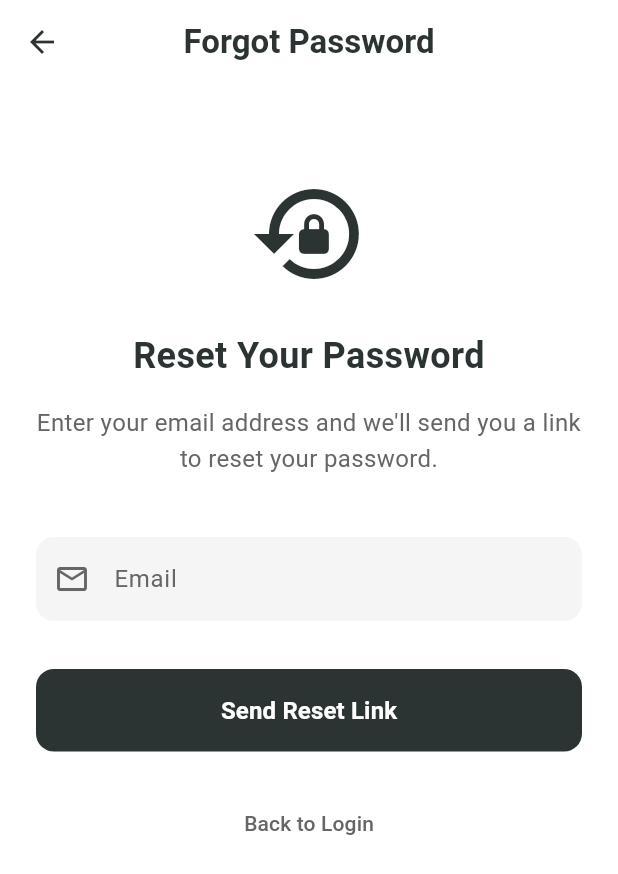
After one commit to SahandMohammed/pertukekem, a Flutter app: the screen it shows after launch, after a tap on "Forgot Password?", on a phone screen of 412 x 824 dp. The commit adds this screen. Shown: the top 874 px of the screen. Run offline on Flutter 3.47's test engine with Material 3 defaults, Android fonts, the phone set to English and light mode, and no system bars; our stand-ins replace cloud_firestore, country_picker, file_picker, firebase_ai, firebase_auth, firebase_core and 8 more; missing offline and left inert: flutter_pdfview; accounts and stored records are empty.

Commit message:
feat: Implement forgot password functionality with email validation and reset link

```diff
--- /dev/null
+++ b/lib/features/authentication/view/forgot_password_screen.dart
@@ -0,0 +1,285 @@
+import 'package:flutter/material.dart';
+import 'package:provider/provider.dart';
+import '../viewmodel/auth_viewmodel.dart';
+
+class ForgotPasswordScreen extends StatefulWidget {
+  const ForgotPasswordScreen({super.key});
+
+  @override
+  State<ForgotPasswordScreen> createState() => _ForgotPasswordScreenState();
+}
+
+class _ForgotPasswordScreenState extends State<ForgotPasswordScreen> {
+  final _formKey = GlobalKey<FormState>();
+  final _emailController = TextEditingController();
+  bool _isLoading = false;
+  bool _emailSent = false;
+
+  @override
+  void dispose() {
+    _emailController.dispose();
+    super.dispose();
+  }
+
+  String _getFirebaseAuthErrorMessage(String code) {
+    switch (code) {
+      case 'user-not-found':
+        return 'Account not found. Please check your email address or sign up for a new account';
+      case 'invalid-email':
+        return 'Please enter a valid email address';
+      case 'too-many-requests':
+        return 'Too many requests. Please try again later';
+      case 'network-request-failed':
+        return 'Network error. Please check your connection';
+      case 'auth/user-not-found':
+        return 'Account not found. Please check your email address or sign up for a new account';
+      default:
+        return 'An error occurred. Please try again';
+    }
+  }
+
+  Future<void> _sendPasswordResetEmail() async {
+    if (_formKey.currentState?.validate() ?? false) {
+      setState(() {
+        _isLoading = true;
+      });
+
+      try {
+        await context.read<AuthViewModel>().sendPasswordResetEmail(
+          _emailController.text.trim(),
+        );
+
+        if (mounted) {
+          setState(() {
+            _emailSent = true;
+          });
+        }
+      } catch (e) {
+        if (mounted) {
+          String errorMessage = 'An error occurred';
+
+          if (e.toString().contains('[firebase_auth/')) {
+            // Extract error code from Firebase error message
+            final code = e.toString().split('[firebase_auth/')[1].split(']')[0];
+            errorMessage = _getFirebaseAuthErrorMessage(code);
+          }
+
+          ScaffoldMessenger.of(context).showSnackBar(
+            SnackBar(
+              content: Text(errorMessage),
+              backgroundColor: Theme.of(context).colorScheme.error,
+            ),
+          );
+        }
+      } finally {
+        if (mounted) {
+          setState(() {
+            _isLoading = false;
+          });
+        }
+      }
+    }
+  }
+
+  bool _isValidEmail(String email) {
+    return RegExp(r'^[a-zA-Z0-9.]+@[a-zA-Z0-9]+\.[a-zA-Z]+').hasMatch(email);
+  }
+
+  @override
+  Widget build(BuildContext context) {
+    return Scaffold(
+      backgroundColor: Colors.white,
+      appBar: AppBar(
+        backgroundColor: Colors.white,
+        elevation: 0,
+        leading: IconButton(
+          icon: const Icon(
+            Icons.arrow_back,
+            color: Color(0xFF2C3333),
+          ),
+          onPressed: () => Navigator.pop(context),
+        ),
+        title: const Text(
+          'Forgot Password',
+          style: TextStyle(
+            color: Color(0xFF2C3333),
+            fontWeight: FontWeight.w600,
+          ),
+        ),
+        centerTitle: true,
+      ),
+      body: SafeArea(
+        child: SingleChildScrollView(
+          padding: const EdgeInsets.symmetric(horizontal: 24.0, vertical: 20.0),
+          child: Form(
+            key: _formKey,
+            child: Column(
+              crossAxisAlignment: CrossAxisAlignment.stretch,
+              children: [
+                const SizedBox(height: 40),
+
+                // Success state
+                if (_emailSent) ...[
+                  const Icon(
+                    Icons.email_outlined,
+                    size: 80,
+                    color: Color(0xFF2C3333),
+                  ),
+                  const SizedBox(height: 24),
+                  const Text(
+                    'Email Sent!',
+                    textAlign: TextAlign.center,
+                    style: TextStyle(
+                      fontSize: 24,
+                      fontWeight: FontWeight.w600,
+                      color: Color(0xFF2C3333),
+                    ),
+                  ),
+                  const SizedBox(height: 16),
+                  Text(
+                    'We\'ve sent a password reset link to ${_emailController.text.trim()}',
+                    textAlign: TextAlign.center,
+                    style: const TextStyle(
+                      fontSize: 16,
+                      color: Color(0xFF666666),
+                      height: 1.5,
+                    ),
+                  ),
+                  const SizedBox(height: 24),
+                  const Text(
+                    'Please check your email and follow the instructions to reset your password.',
+                    textAlign: TextAlign.center,
+                    style: TextStyle(
+                      fontSize: 14,
+                      color: Color(0xFF666666),
+                      height: 1.5,
+                    ),
+                  ),
+                  const SizedBox(height: 40),
+                  ElevatedButton(
+                    onPressed: () => Navigator.pop(context),
+                    style: ElevatedButton.styleFrom(
+                      backgroundColor: const Color(0xFF2C3333),
+                      foregroundColor: Colors.white,
+                      padding: const EdgeInsets.symmetric(vertical: 16),
+                      shape: RoundedRectangleBorder(
+                        borderRadius: BorderRadius.circular(12),
+                      ),
+                      elevation: 0,
+                    ),
+                    child: const Text(
+                      'Back to Login',
+                      style: TextStyle(
+                        fontSize: 16,
+                        fontWeight: FontWeight.w600,
+                      ),
+                    ),
+                  ),
+                ]
+                // Initial state
+                else ...[
+                  const Icon(
+                    Icons.lock_reset,
+                    size: 80,
+                    color: Color(0xFF2C3333),
+                  ),
+                  const SizedBox(height: 24),
+                  const Text(
+                    'Reset Your Password',
+                    textAlign: TextAlign.center,
+                    style: TextStyle(
+                      fontSize: 24,
+                      fontWeight: FontWeight.w600,
+                      color: Color(0xFF2C3333),
+                    ),
+                  ),
+                  const SizedBox(height: 16),
+                  const Text(
+                    'Enter your email address and we\'ll send you a link to reset your password.',
+                    textAlign: TextAlign.center,
+                    style: TextStyle(
+                      fontSize: 16,
+                      color: Color(0xFF666666),
+                      height: 1.5,
+                    ),
+                  ),
+                  const SizedBox(height: 40),
+                  TextFormField(
+                    controller: _emailController,
+                    decoration: InputDecoration(
+                      hintText: 'Email',
+                      prefixIcon: const Icon(
+                        Icons.email_outlined,
+                        color: Color(0xFF666666),
+                      ),
+                      filled: true,
+                      fillColor: const Color(0xFFF5F5F5),
+                      border: OutlineInputBorder(
+                        borderRadius: BorderRadius.circular(12),
+                        borderSide: BorderSide.none,
+                      ),
+                      hintStyle: const TextStyle(color: Color(0xFF666666)),
+                    ),
+                    keyboardType: TextInputType.emailAddress,
+                    enabled: !_isLoading,
+                    validator: (value) {
+                      if (value == null || value.isEmpty) {
+                        return 'Please enter your email';
+                      }
+                      if (!_isValidEmail(value)) {
+                        return 'Please enter a valid email address';
+                      }
+                      return null;
+                    },
+                  ),
+                  const SizedBox(height: 32),
+                  ElevatedButton(
+                    onPressed: _isLoading ? null : _sendPasswordResetEmail,
+                    style: ElevatedButton.styleFrom(
+                      backgroundColor: const Color(0xFF2C3333),
+                      foregroundColor: Colors.white,
+                      padding: const EdgeInsets.symmetric(vertical: 16),
+                      shape: RoundedRectangleBorder(
+                        borderRadius: BorderRadius.circular(12),
+                      ),
+                      elevation: 0,
+                    ),
+                    child: _isLoading
+                        ? const SizedBox(
+                            height: 20,
+                            width: 20,
+                            child: CircularProgressIndicator(
+                              strokeWidth: 2,
+                              valueColor: AlwaysStoppedAnimation<Color>(
+                                Colors.white,
+                              ),
+                            ),
+                          )
+                        : const Text(
+                            'Send Reset Link',
+                            style: TextStyle(
+                              fontSize: 16,
+                              fontWeight: FontWeight.w600,
+                            ),
+                          ),
+                  ),
+                  const SizedBox(height: 24),
+                  TextButton(
+                    onPressed: _isLoading ? null : () => Navigator.pop(context),
+                    style: TextButton.styleFrom(
+                      foregroundColor: const Color(0xFF666666),
+                    ),
+                    child: const Text(
+                      'Back to Login',
+                      style: TextStyle(fontSize: 14),
+                    ),
+                  ),
+                ],
+              ],
+            ),
+          ),
+        ),
+      ),
+    );
+  }
+}
--- a/lib/features/authentication/view/login_screen.dart
+++ b/lib/features/authentication/view/login_screen.dart
@@ -1,8 +1,8 @@
 import 'package:flutter/material.dart';
 import 'package:provider/provider.dart';
 import '../viewmodel/auth_viewmodel.dart';
+import 'forgot_password_screen.dart';
 import 'role_selection_screen.dart';
-import 'signup_screen.dart';
 
 class LoginScreen extends StatefulWidget {
   const LoginScreen({super.key});
@@ -171,7 +171,32 @@ class _LoginScreenState extends State<LoginScreen> {
                     return null;
                   },
                 ),
-                const SizedBox(height: 32),
+                const SizedBox(height: 16),
+                Align(
+                  alignment: Alignment.centerRight,
+                  child: TextButton(
+                    onPressed: _isLoading ? null : () {
+                      Navigator.push(
+                        context,
+                        MaterialPageRoute(
+                          builder: (context) => const ForgotPasswordScreen(),
+                        ),
+                      );
+                    },
+                    style: TextButton.styleFrom(
+                      foregroundColor: const Color(0xFF2C3333),
+                      padding: EdgeInsets.zero,
+                    ),
+                    child: const Text(
+                      'Forgot Password?',
+                      style: TextStyle(
+                        fontSize: 14,
+                        fontWeight: FontWeight.w500,
+                      ),
+                    ),
+                  ),
+                ),
+                const SizedBox(height: 16),
                 ElevatedButton(
                   onPressed: _isLoading ? null : _login,
                   style: ElevatedButton.styleFrom(
--- a/lib/features/authentication/viewmodel/auth_viewmodel.dart
+++ b/lib/features/authentication/viewmodel/auth_viewmodel.dart
@@ -190,6 +190,37 @@ class AuthViewModel extends ChangeNotifier {
       }
     } catch (e) {
       debugPrint('Error during login: $e');
+      rethrow;
+    } finally {
+      _isLoading = false;
+      notifyListeners();
+    }
+  }
+
+  /// Send password reset email
+  Future<void> sendPasswordResetEmail(String email) async {
+    try {
+      _isLoading = true;
+      notifyListeners();
+
+      // First check if user exists in our Firestore database
+      final userQuery = await _firestore
+          .collection('users')
+          .where('emailLowercase', isEqualTo: email.toLowerCase())
+          .limit(1)
+          .get();
+
+      if (userQuery.docs.isEmpty) {
+        throw FirebaseAuthException(
+          code: 'user-not-found',
+          message: 'No account found with this email address',
+        );
+      }
+
+      await _auth.sendPasswordResetEmail(email: email);
+      debugPrint('Password reset email sent to: $email');
+    } catch (e) {
+      debugPrint('Error sending password reset email: $e');
       rethrow;
     } finally {
       _isLoading = false;
```
